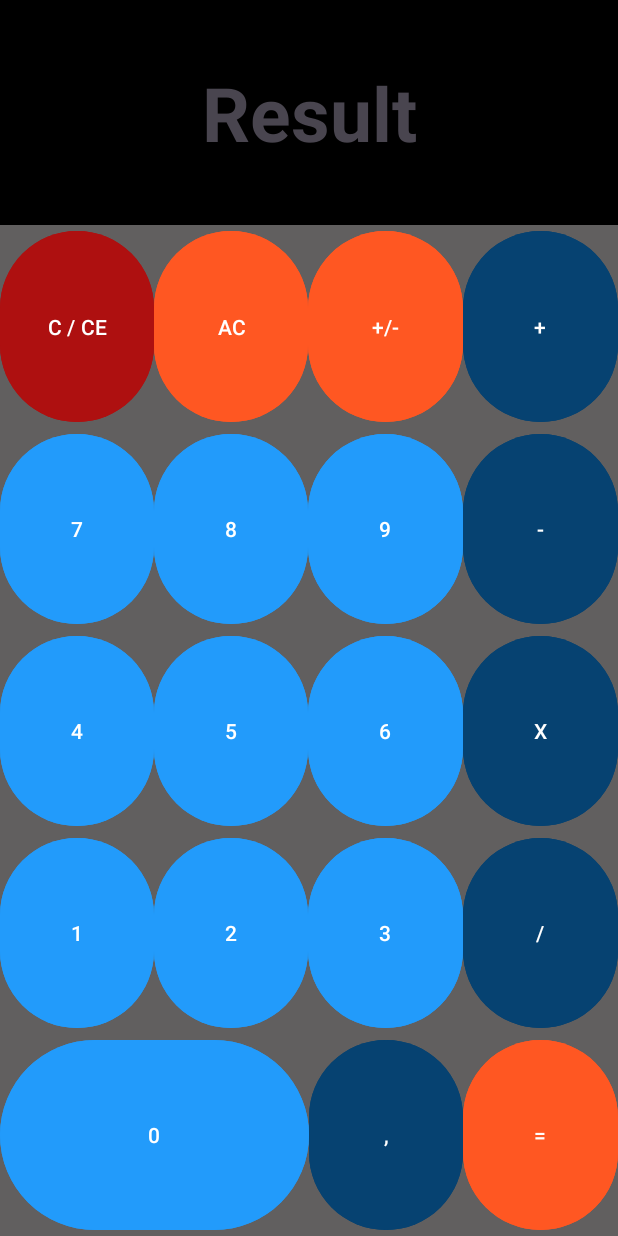
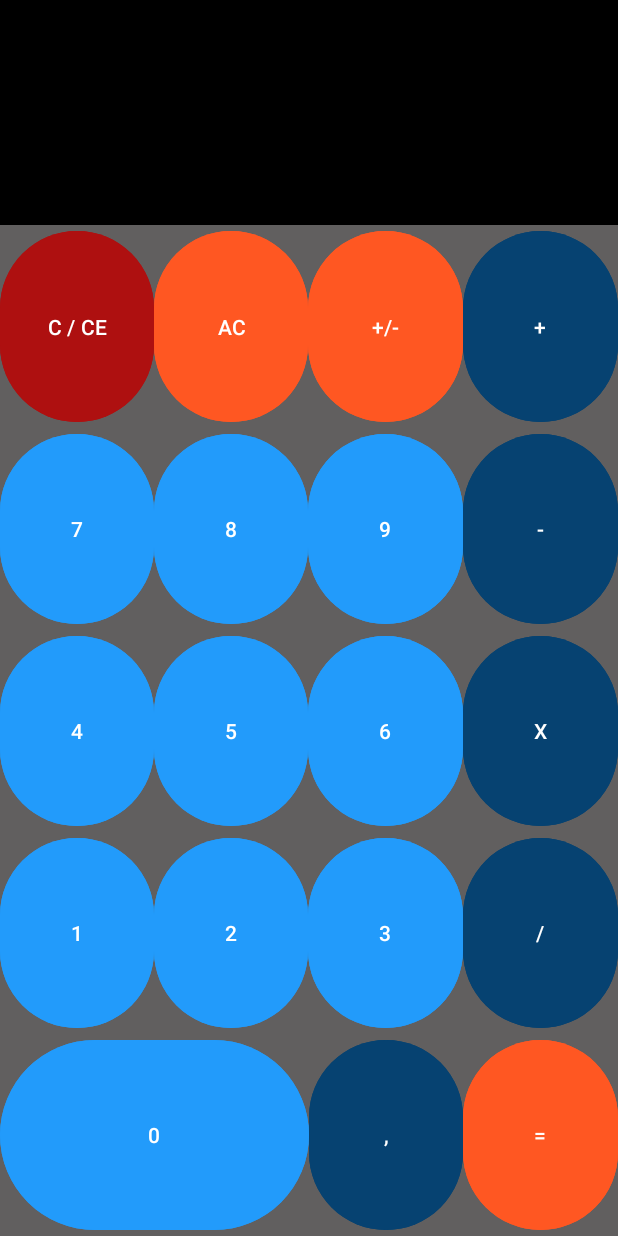
Before and after one commit to Jvsin/calculatorApp, an Android app: the BasicCalcActivity screen opened directly, with no data from a screen before it, on a phone screen of 412 x 824 dp. Run offline under Robolectric (Android 15) with nearby library versions, the phone set to English and light mode, and no system bars.

Commit message:
wstępne dodanie obslugi przycisków w basicCalc

```diff
--- a/app/src/main/java/com/example/calculatorapp/BasicCalcActivity.kt
+++ b/app/src/main/java/com/example/calculatorapp/BasicCalcActivity.kt
@@ -1,11 +1,139 @@
 package com.example.calculatorapp
 
+import android.annotation.SuppressLint
 import android.os.Bundle
+import android.view.View
+import android.widget.Button
+import android.widget.TextView
 import androidx.appcompat.app.AppCompatActivity
+import com.google.android.material.button.MaterialButton
+import java.lang.ArithmeticException
+import kotlin.properties.Delegates
+import android.widget.Toast
+import android.view.GestureDetector
+import android.view.MotionEvent
 
 class BasicCalcActivity : AppCompatActivity() {
+
+    private lateinit var display: TextView
+    private var firstNumber by Delegates.notNull<Double>()
+    private var secondNumber by Delegates.notNull<Double>()
+    private var actualOperation : Int = 0
+    private var actualSign : Int = 1
+
+    @SuppressLint("ClickableViewAccessibility")
     override fun onCreate(savedInstanceState: Bundle?) {
         super.onCreate(savedInstanceState)
         setContentView(R.layout.basic)
+
+        val button1 = findViewById<Button>(R.id.button1)
+        val button2 = findViewById<Button>(R.id.button2)
+        val button3 = findViewById<Button>(R.id.button3)
+        val button4 = findViewById<Button>(R.id.button4)
+        val button5 = findViewById<Button>(R.id.button5)
+        val button6 = findViewById<Button>(R.id.button6)
+        val button7 = findViewById<Button>(R.id.button7)
+        val button8 = findViewById<Button>(R.id.button8)
+        val button9 = findViewById<Button>(R.id.button9)
+        val button0 = findViewById<Button>(R.id.button0)
+        val buttonClear = findViewById<Button>(R.id.clearButton)
+        val buttonAllClear = findViewById<Button>(R.id.allClearButton)
+        val buttonSign = findViewById<Button>(R.id.changeSignButton)
+        val buttonResult = findViewById<Button>(R.id.buttonEqual)
+        val buttonComa = findViewById<Button>(R.id.buttonComa)
+        val buttonPlus = findViewById<Button>(R.id.buttonPlus)
+        val buttonMinus = findViewById<Button>(R.id.buttonMinus)
+        val buttonMultiply = findViewById<Button>(R.id.buttonMultiply)
+        val buttonDivide = findViewById<Button>(R.id.buttonDivide)
+
+        this.display = findViewById(R.id.resultOnScreen)
+        button1.setOnClickListener { appendToDisplay("1")}
+        button2.setOnClickListener { appendToDisplay("2")}
+        button3.setOnClickListener { appendToDisplay("3")}
+        button4.setOnClickListener { appendToDisplay("4")}
+        button5.setOnClickListener { appendToDisplay("5")}
+        button6.setOnClickListener { appendToDisplay("6")}
+        button7.setOnClickListener { appendToDisplay("7")}
+        button8.setOnClickListener { appendToDisplay("8")}
+        button9.setOnClickListener { appendToDisplay("9")}
+        button0.setOnClickListener { appendToDisplay("0")}
+        buttonComa.setOnClickListener { appendToDisplay(".")}
+        buttonPlus.setOnClickListener { setOperation(1) }
+        buttonMinus.setOnClickListener { setOperation(2) }
+        buttonMultiply.setOnClickListener { setOperation(3) }
+        buttonDivide.setOnClickListener { setOperation(4) }
+        buttonResult.setOnClickListener { countResult() }
+        buttonSign.setOnClickListener { changeSign() }
+        buttonClear.setOnClickListener { display.text = "" }
+        buttonAllClear.setOnClickListener { clearAll() }
+
+        val doubleACTapDetector = GestureDetector(this, object : GestureDetector.SimpleOnGestureListener() {
+            override fun onDoubleTap(e: MotionEvent): Boolean {
+                clearAll()
+                return super.onDoubleTap(e)
+            }
+        })
+        buttonClear.setOnTouchListener { _, event ->
+            doubleACTapDetector.onTouchEvent(event)
+        }
+    }
+
+    private fun appendToDisplay(value: String) {
+        val currentDisplayText = display.text.toString()
+        val newDisplayText = currentDisplayText + value
+        display.text = newDisplayText
+    }
+
+    private fun setOperation(operation: Int) {
+        val currentDisplayText = display.text.toString()
+        if(currentDisplayText != ""){
+            firstNumber = currentDisplayText.toDouble()
+        }
+        actualOperation = operation
+        display.text = ""
+    }
+
+    private fun countResult() {
+        actualSign = 1
+        var result: Double = 0.0
+        val currentDisplayText = display.text.toString()
+        secondNumber = currentDisplayText.toDouble()
+        when(actualOperation){
+            1 -> result = firstNumber + secondNumber
+            2 -> result = firstNumber - secondNumber
+            3 -> result = firstNumber * secondNumber
+            4 -> {
+                try {
+                    result = firstNumber / secondNumber
+                }
+                catch (e: ArithmeticException){
+                    Toast.makeText(this, "Nie można dzielić przez zero!",
+                        Toast.LENGTH_SHORT).show()
+                }
+            }
+        }
+        display.text = result.toString()
+    }
+
+    private fun changeSign() {
+        val currentDisplayText = display.text.toString()
+        var newDisplayText = ""
+        if(actualSign == 1) {
+            newDisplayText = "-$currentDisplayText"
+            actualSign = -1
+        }
+        else {
+            newDisplayText = currentDisplayText.drop(1)
+            actualSign = 1
+        }
+        display.text = newDisplayText
+    }
+
+    private fun clearAll() {
+        firstNumber = 0.0
+        secondNumber = 0.0
+        actualSign = 1
+        actualOperation = 0
+        display.text = ""
     }
 }
--- a/app/src/main/res/layout/basic.xml
+++ b/app/src/main/res/layout/basic.xml
@@ -20,7 +20,7 @@
             android:layout_width="match_parent"
             android:layout_height="match_parent"
             android:gravity="center"
-            android:text="Result"
+            android:text=""
             android:textSize="50sp"
             android:textStyle="bold" />
 
```
